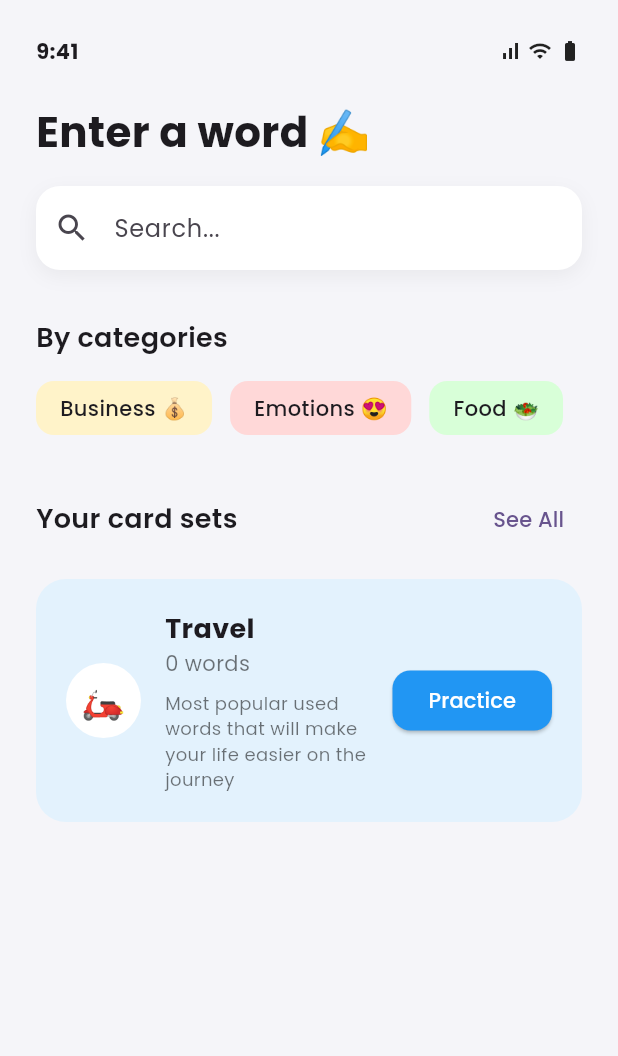
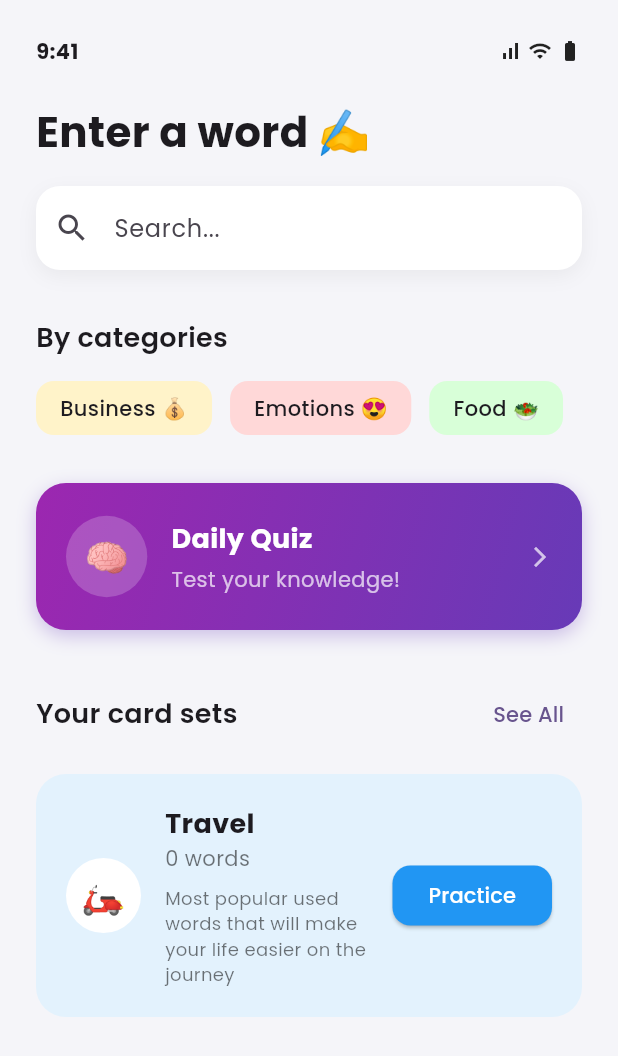
Before and after one commit to shafisma/Ledger, a Flutter app: the screen it shows after launch, on a phone screen of 412 x 824 dp. Shown: the top 1056 px of the screen. Run offline on Flutter 3.47's test engine with Material 3 defaults, Android fonts, the phone set to English and light mode, and no system bars; our stand-ins replace cached_network_image, connectivity_plus, dio, google_fonts, hive, hive_flutter; accounts and stored records are empty.

Commit message:
Add daily quiz feature with quiz generation and UI integration

```diff
--- /dev/null
+++ b/lib/models/quiz_question.dart
@@ -0,0 +1,13 @@
+import 'package:ledger/models/word_model.dart';
+
+class QuizQuestion {
+  final Word correctWord;
+  final List<String> options; // 3 distractors + 1 correct word
+  final int correctOptionIndex;
+
+  QuizQuestion({
+    required this.correctWord,
+    required this.options,
+    required this.correctOptionIndex,
+  });
+}
--- a/lib/screens/home_screen.dart
+++ b/lib/screens/home_screen.dart
@@ -1,5 +1,6 @@
 import 'package:flutter/material.dart';
 import 'package:ledger/providers/dictionary_provider.dart';
+import 'package:ledger/screens/quiz_screen.dart';
 import 'package:ledger/screens/word_detail_screen.dart';
 import 'package:provider/provider.dart';
 
@@ -157,6 +158,72 @@ class _HomeScreenState extends State<HomeScreen> {
 
               const SizedBox(height: 32),
 
+              // Daily Quiz Banner
+              GestureDetector(
+                onTap: () {
+                  Navigator.push(
+                    context,
+                    MaterialPageRoute(builder: (context) => const QuizScreen()),
+                  );
+                },
+                child: Container(
+                  padding: const EdgeInsets.all(20),
+                  decoration: BoxDecoration(
+                    gradient: const LinearGradient(
+                      colors: [Color(0xFF9C27B0), Color(0xFF673AB7)],
+                      begin: Alignment.topLeft,
+                      end: Alignment.bottomRight,
+                    ),
+                    borderRadius: BorderRadius.circular(20),
+                    boxShadow: [
+                      BoxShadow(
+                        color: Colors.deepPurple.withValues(alpha: 0.3),
+                        blurRadius: 10,
+                        offset: const Offset(0, 4),
+                      ),
+                    ],
+                  ),
+                  child: Row(
+                    children: [
+                       Container(
+                        padding: const EdgeInsets.all(12),
+                        decoration: BoxDecoration(
+                          color: Colors.white.withValues(alpha: 0.2),
+                          shape: BoxShape.circle,
+                        ),
+                        child: const Text('🧠', style: TextStyle(fontSize: 24)),
+                      ),
+                      const SizedBox(width: 16),
+                      const Column(
+                        crossAxisAlignment: CrossAxisAlignment.start,
+                        children: [
+                           Text(
+                            'Daily Quiz',
+                            style: TextStyle(
+                              color: Colors.white,
+                              fontSize: 18,
+                              fontWeight: FontWeight.bold,
+                            ),
+                          ),
+                          SizedBox(height: 4),
+                          Text(
+                            'Test your knowledge!',
+                            style: TextStyle(
+                              color: Colors.white70,
+                              fontSize: 14,
+                            ),
+                          ),
+                        ],
+                      ),
+                      const Spacer(),
+                      const Icon(Icons.arrow_forward_ios, color: Colors.white70, size: 16),
+                    ],
+                  ),
+                ),
+              ),
+
+              const SizedBox(height: 32),
+
               // Your card sets
               Row(
                 mainAxisAlignment: MainAxisAlignment.spaceBetween,
--- a/lib/services/dictionary_service.dart
+++ b/lib/services/dictionary_service.dart
@@ -33,4 +33,11 @@ class DictionaryService {
     // Note: older unsplash source urls are deprecated, but let's try a direct keyword search or return null to fall back to colors
     return 'https://loremflickr.com/320/240/$word';
   }
+
+  // Fallback words for quiz generation when history is empty
+  static const List<String> commonWords = [
+    'serendipity', 'ephemeral', 'oblivion', 'longevity', 'harmony',
+    'adventure', 'resilience', 'solitude', 'nostalgia', 'wisdom',
+    'curiosity', 'freedom', 'gratitude', 'happiness', 'imagination'
+  ];
 }
```
Also changed, not shown: lib/providers/dictionary_provider.dart (+58 -1 lines), lib/screens/quiz_screen.dart (added, +195 -0 lines), 1 other file.
